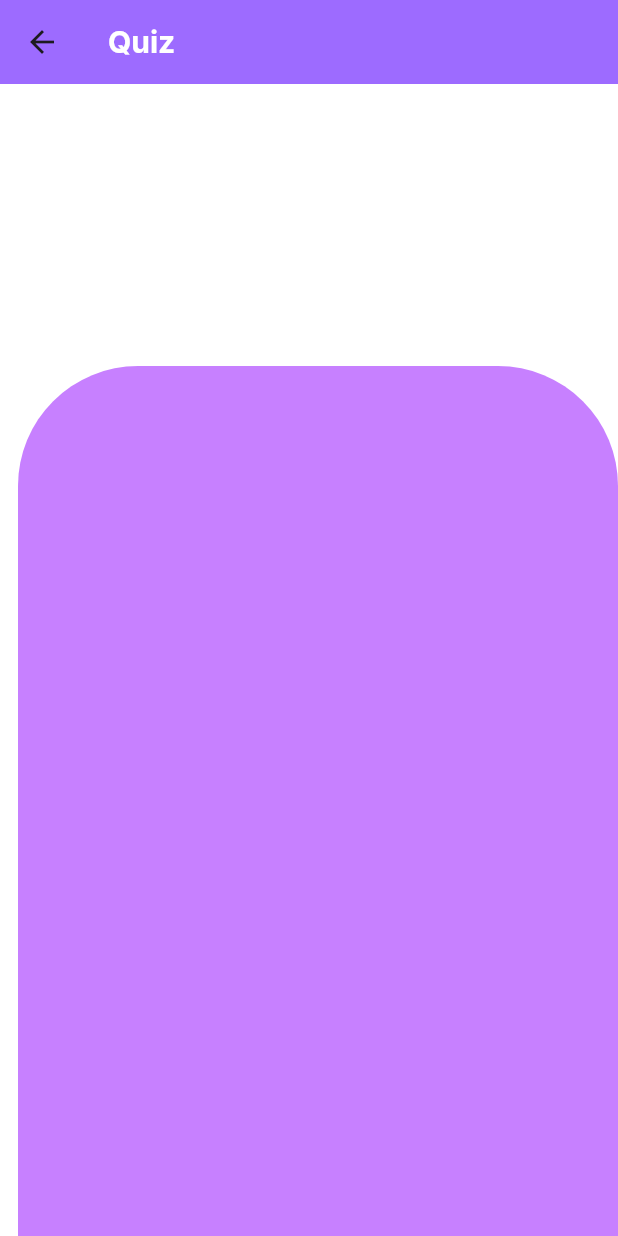
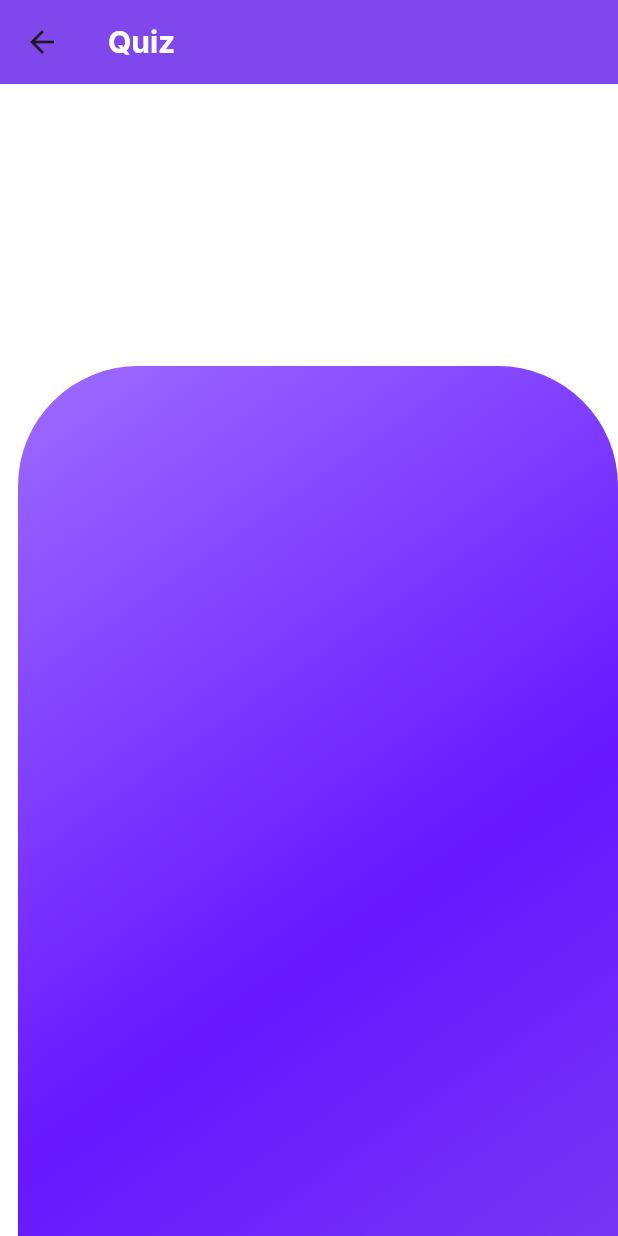
Before and after one commit to fatimasood/Smart_helmet_flutter_mobileapp, a Flutter app: the QuizScreen screen opened directly, on a phone screen of 412 x 824 dp. Run offline on Flutter 3.47's test engine with Material 2 defaults, Android fonts, the phone set to English and light mode, and no system bars; our stand-ins replace audioplayers, firebase_auth, firebase_core, fluttertoast, google_fonts, image_picker and 1 more; accounts and stored records are empty.

Commit message:
update data

```diff
--- a/fypprojectp/lib/screens/LearningModule/QuizScreen.dart
+++ b/fypprojectp/lib/screens/LearningModule/QuizScreen.dart
@@ -18,7 +18,7 @@ class QuizScreen extends StatelessWidget {
             color: Color(0xffffffff),
           ),
         ),
-        backgroundColor: Color(0xff9d6bff),
+        backgroundColor: Color(0xff8048ec),
       ),
       backgroundColor: Colors.white,
       body: Align(
@@ -27,14 +27,24 @@ class QuizScreen extends StatelessWidget {
           height: 580,
           width: 400,
           decoration: BoxDecoration(
-            color: Color(0xffc780ff),
             borderRadius: BorderRadius.only(
               topLeft: Radius.circular(80),
               topRight: Radius.circular(80),
             ),
+            gradient: const LinearGradient(
+              begin: Alignment(-0.951, -1),
+              end: Alignment(1.508, 1.437),
+              colors: <Color>[
+                Color(0xff9d6bff),
+                Color(0xff6617ff),
+                Color(0xff8048ec),
+                Color(0xffffffff)
+              ],
+              stops: <double>[0, 0.5, 1, 2],
+            ),
           ),
-          // child: Text("gdhgfshj"),
         ),
+        // child: Text("gdhgfshj"),
       ),
     );
   }
--- a/fypprojectp/lib/screens/SplashScreens.dart
+++ b/fypprojectp/lib/screens/SplashScreens.dart
@@ -70,20 +70,20 @@ class _SplashScreenState extends State<SplashScreen> {
                   Text(
                     "SMART",
                     style: GoogleFonts.inter(
-                      textStyle: TextStyle(
+                      textStyle: const TextStyle(
                         fontSize: 25,
                         fontWeight: FontWeight.w800,
                         color: Colors.black,
                       ),
                     ),
                   ),
-                  SizedBox(
+                  const SizedBox(
                     width: 10.0,
                   ),
                   Text(
                     "HELMET",
                     style: GoogleFonts.inter(
-                      textStyle: TextStyle(
+                      textStyle: const TextStyle(
                         fontSize: 25,
                         fontWeight: FontWeight.w800,
                         color: Color(0xffd8a7ff),
--- a/fypprojectp/lib/screens/home.dart
+++ b/fypprojectp/lib/screens/home.dart
@@ -1,11 +1,12 @@
 import 'package:flutter/material.dart';
+
 import 'AccountScreen.dart';
 import 'HomeScreen.dart';
 import 'LearnScreen.dart';
-import 'SignsScreen.dart';
 import 'NavigationScreens/bottomNavigation.dart';
 import 'NavigationScreens/customAppbar.dart';
 import 'NavigationScreens/customSidebar.dart';
+import 'SignsScreen.dart';
 
 class Home extends StatefulWidget {
   const Home({super.key});
```
